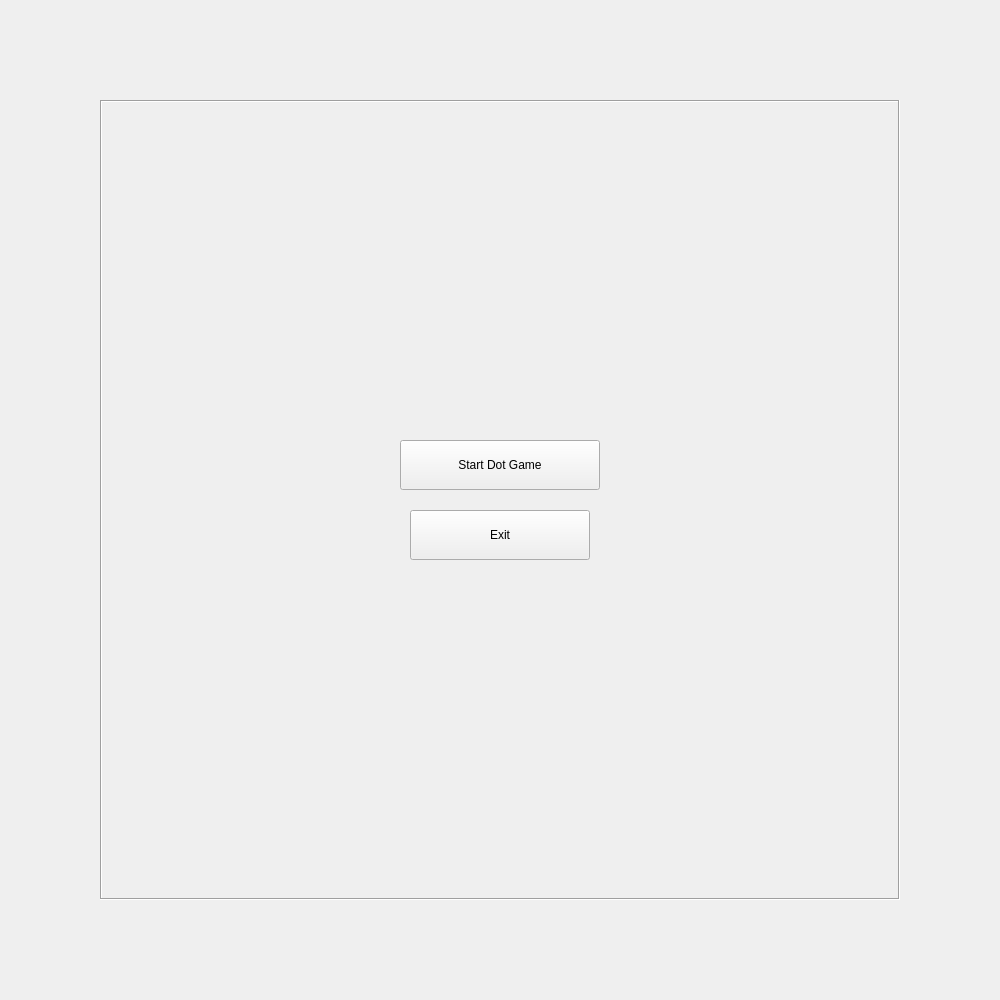
The window that main_menu.ui (evansoskin/10C_final_proj) describes before a commit, drawn with Qt 5.
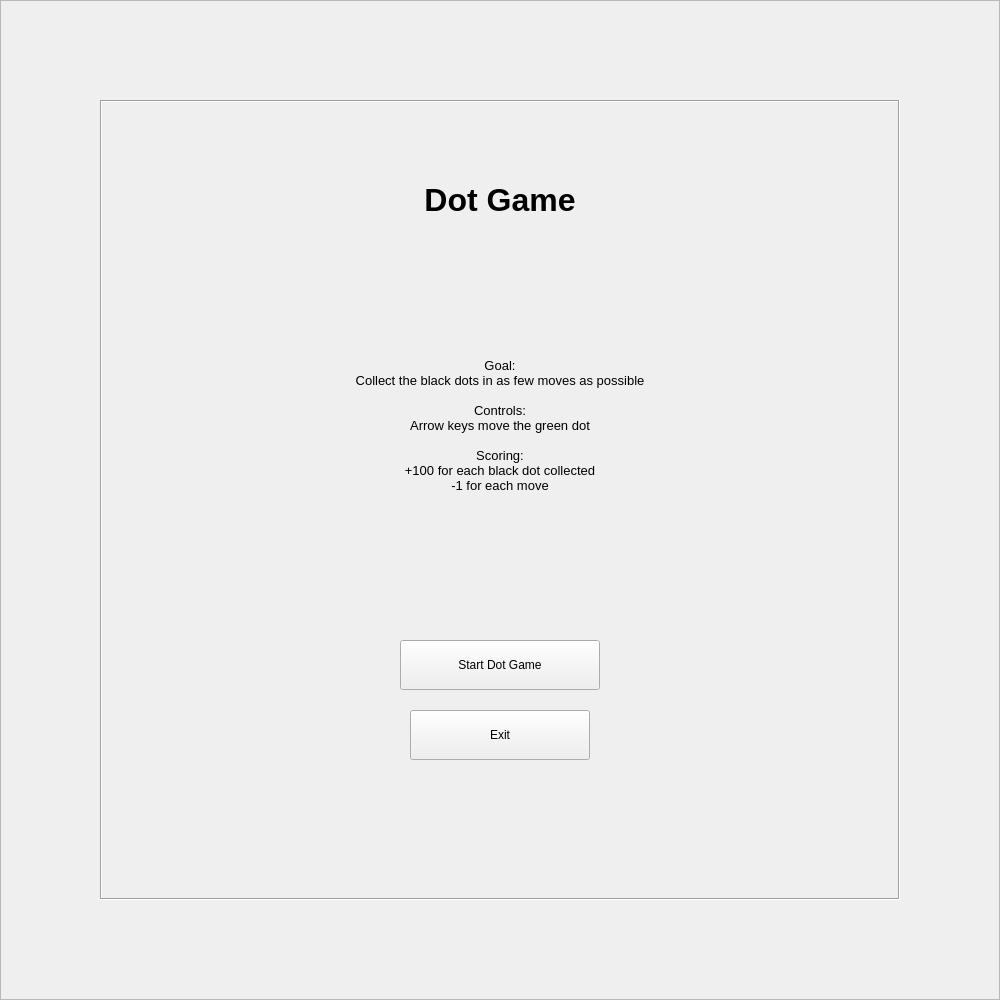
The same window after the commit.

```diff
--- a/main_menu.ui
+++ b/main_menu.ui
@@ -50,7 +50,7 @@
     <property name="geometry">
      <rect>
       <x>300</x>
-      <y>340</y>
+      <y>540</y>
       <width>200</width>
       <height>50</height>
      </rect>
@@ -63,7 +63,7 @@
     <property name="geometry">
      <rect>
       <x>310</x>
-      <y>410</y>
+      <y>610</y>
       <width>180</width>
       <height>50</height>
      </rect>
@@ -72,7 +72,77 @@
      <string>Exit</string>
     </property>
    </widget>
+   <widget class="QLabel" name="Title">
+    <property name="geometry">
+     <rect>
+      <x>250</x>
+      <y>75</y>
+      <width>300</width>
+      <height>50</height>
+     </rect>
+    </property>
+    <property name="font">
+     <font>
+      <pointsize>24</pointsize>
+      <weight>75</weight>
+      <bold>true</bold>
+     </font>
+    </property>
+    <property name="text">
+     <string>Dot Game</string>
+    </property>
+    <property name="alignment">
+     <set>Qt::AlignCenter</set>
+    </property>
+   </widget>
+   <widget class="QLabel" name="label">
+    <property name="geometry">
+     <rect>
+      <x>100</x>
+      <y>125</y>
+      <width>600</width>
+      <height>400</height>
+     </rect>
+    </property>
+    <property name="font">
+     <font>
+      <pointsize>10</pointsize>
+     </font>
+    </property>
+    <property name="text">
+     <string>Goal:
+Collect the black dots in as few moves as possible
+
+Controls:
+Arrow keys move the green dot
+
+Scoring:
++100 for each black dot collected
+-1 for each move</string>
+    </property>
+    <property name="alignment">
+     <set>Qt::AlignCenter</set>
+    </property>
+   </widget>
   </widget>
+  <widget class="QFrame" name="background">
+   <property name="geometry">
+    <rect>
+     <x>0</x>
+     <y>0</y>
+     <width>1000</width>
+     <height>1000</height>
+    </rect>
+   </property>
+   <property name="frameShape">
+    <enum>QFrame::StyledPanel</enum>
+   </property>
+   <property name="frameShadow">
+    <enum>QFrame::Raised</enum>
+   </property>
+  </widget>
+  <zorder>background</zorder>
+  <zorder>frame</zorder>
  </widget>
  <resources/>
  <connections/>
```
